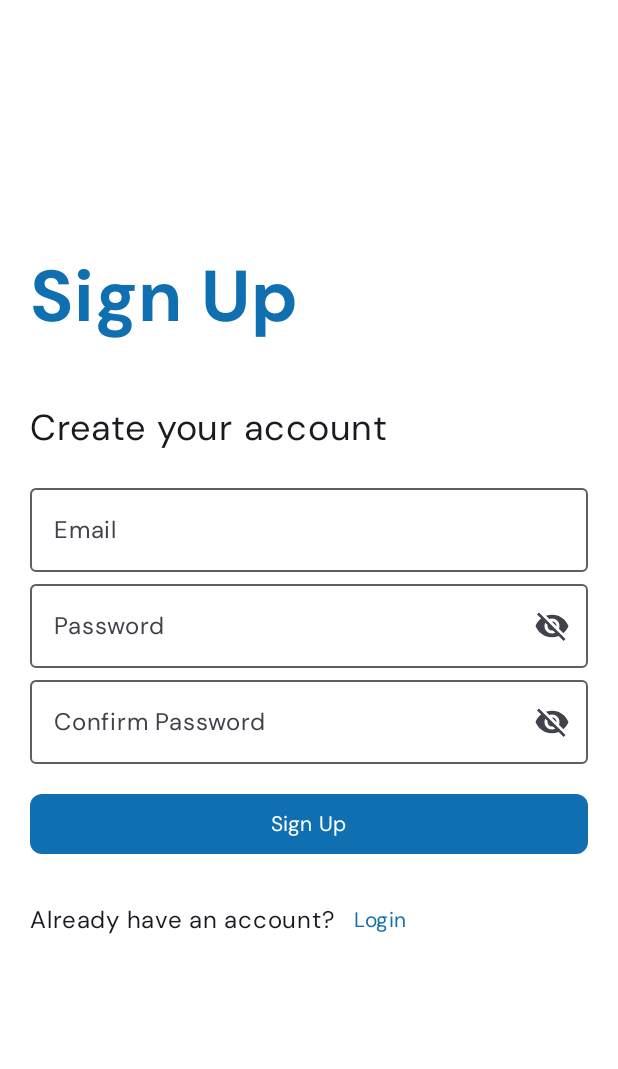
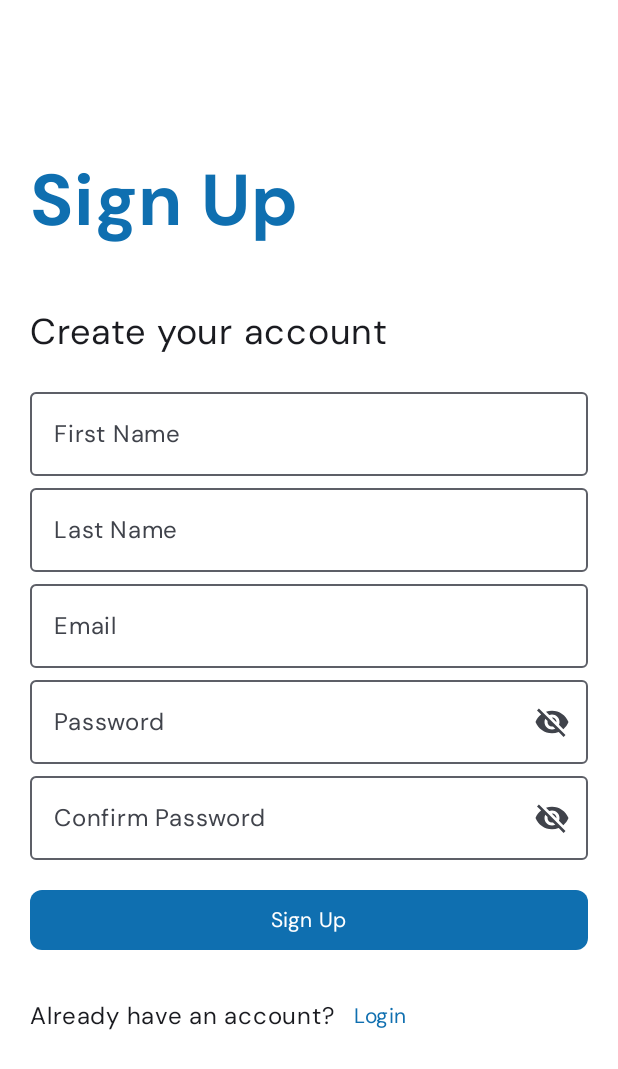
Before and after one commit to tasneemmohamed20/Velora, an Android app built with Jetpack Compose: the SignUpScreen screen opened through its navigation route, on a phone screen of 412 x 824 dp. Shown: the top 1069 px of the screen. Run offline under Robolectric (Android 15) with nearby library versions, the phone set to English and light mode, and no system bars; our stand-ins replace Dagger/Hilt's generated code, Firebase (no records; nobody signed in at launch, a user with empty details on screens opened directly).

Commit message:
Create Shopify customer with auth (email,Google)

```diff
--- a/app/build.gradle.kts
+++ b/app/build.gradle.kts
@@ -115,4 +115,8 @@ dependencies {
     implementation(libs.google.firebase.analytics)
     implementation(libs.firebase.auth.ktx)
     implementation(libs.play.services.auth)
+
+
+    implementation ("com.google.code.gson:gson:2.10.1")
+
 }
--- a/app/src/main/java/com/example/m_commerce/presentation/authentication/signUp/SignUpScreen.kt
+++ b/app/src/main/java/com/example/m_commerce/presentation/authentication/signUp/SignUpScreen.kt
@@ -27,6 +27,8 @@ fun SignUpScreen(
 ) {
     val context = LocalContext.current
 
+    var firstName by remember { mutableStateOf("") }
+    var lastName by remember { mutableStateOf("") }
     var email by remember { mutableStateOf("") }
     var password by remember { mutableStateOf("") }
     var confirmPassword by remember { mutableStateOf("") }
@@ -48,6 +50,19 @@ fun SignUpScreen(
         Text("Create your account", fontSize = 24.sp)
         Spacer(modifier = Modifier.height(16.dp))
 
+        OutlinedTextField(
+            value = firstName,
+            onValueChange = { firstName = it },
+            modifier = Modifier.fillMaxWidth(),
+            label = { Text("First Name") }
+        )
+
+        OutlinedTextField(
+            value = lastName,
+            onValueChange = { lastName = it },
+            modifier = Modifier.fillMaxWidth(),
+            label = { Text("Last Name") }
+        )
         OutlinedTextField(
             value = email,
             onValueChange = { email = it },
@@ -86,7 +101,9 @@ fun SignUpScreen(
         Spacer(modifier = Modifier.height(16.dp))
 
         Button(
-            onClick = { viewModel.signUp(email, password, confirmPassword) },
+            onClick = {
+                viewModel.signUp(email, password, confirmPassword, firstName, lastName)
+            },
             modifier = Modifier.fillMaxWidth(),
             colors = ButtonDefaults.buttonColors(containerColor = Color(0xFF0F6FB0), contentColor = Color.White),
             shape = RoundedCornerShape(8.dp)
@@ -105,7 +122,6 @@ fun SignUpScreen(
 
         Spacer(modifier = Modifier.height(20.dp))
 
-
         when (signUpState) {
             is ResponseState.Loading -> {
                 CircularProgressIndicator(modifier = Modifier.align(Alignment.CenterHorizontally))
@@ -116,7 +132,6 @@ fun SignUpScreen(
         LaunchedEffect(successMessage) {
             successMessage?.let {
                 Toast.makeText(context, it, Toast.LENGTH_LONG).show()
-
                 onButtonClicked()
             }
         }
@@ -126,6 +141,5 @@ fun SignUpScreen(
                 Toast.makeText(context, it, Toast.LENGTH_LONG).show()
             }
         }
-
     }
 }
--- a/app/src/main/java/com/example/m_commerce/start/StartScreen.kt
+++ b/app/src/main/java/com/example/m_commerce/start/StartScreen.kt
@@ -27,6 +27,12 @@ import com.google.android.gms.auth.api.signin.GoogleSignIn
 import com.google.android.gms.auth.api.signin.GoogleSignInOptions
 import com.google.android.gms.common.api.ApiException
 
+import androidx.compose.material3.SnackbarHostState
+import androidx.compose.material3.SnackbarHost
+import androidx.compose.material3.SnackbarResult
+import androidx.compose.runtime.remember
+import kotlinx.coroutines.launch
+
 @Composable
 fun StartScreen(
     onEmailClicked: () -> Unit,
@@ -36,6 +42,9 @@ fun StartScreen(
     val context = LocalContext.current
     val signInState by viewModel.googleSignInState.collectAsStateWithLifecycle()
     val webClientId = stringResource(id = R.string.web_client_id)
+
+    val snackbarHostState = remember { SnackbarHostState() }
+    val coroutineScope = rememberCoroutineScope()
 
     val launcher = rememberLauncherForActivityResult(
         contract = ActivityResultContracts.StartActivityForResult()
@@ -61,16 +70,29 @@ fun StartScreen(
     }
 
     LaunchedEffect(signInState) {
-        if (signInState is ResponseState.Success) {
+        when (signInState) {
+            is ResponseState.Success -> {
                 viewModel.clearGoogleSignInState()
                 onGoogleSuccess()
             }
+            is ResponseState.Failure -> {
+                coroutineScope.launch {
+                    snackbarHostState.showSnackbar(
+                        message = "Sign-in failed. Please try again.",
+                        withDismissAction = true
+                    )
+                }
+            }
+            else -> Unit
+        }
     }
 
-    Column(
+    Box(
         modifier = Modifier
             .fillMaxSize()
-            .padding(horizontal = 24.dp),
+            .padding(horizontal = 24.dp)
+    ) {
+        Column(
             verticalArrangement = Arrangement.Top,
             horizontalAlignment = Alignment.CenterHorizontally
         ) {
@@ -94,31 +116,31 @@ fun StartScreen(
                 verticalArrangement = Arrangement.spacedBy(12.dp),
                 modifier = Modifier.fillMaxWidth()
             ) {
-            SocialButton("Continue as Guest", R.drawable.ic_person) {}
-            SocialButton("Continue with Email", R.drawable.ic_gmail, onClick = onEmailClicked)
-            SocialButton("Continue with Google", R.drawable.ic_google) {
+                CustomButton("Continue as Guest", R.drawable.ic_person) {}
+                CustomButton("Continue with Email", R.drawable.ic_gmail, onClick = onEmailClicked)
+                CustomButton("Continue with Google", R.drawable.ic_google) {
                     launcher.launch(googleSignInClient.signInIntent)
-            }
-        }
-
-        Spacer(modifier = Modifier.height(24.dp))
-
-        if (signInState is ResponseState.Loading) {
-            CircularProgressIndicator()
-        }
-
-        if (signInState is ResponseState.Failure) {
-            Text(
-                text = "Sign-in Failed: ${(signInState as ResponseState.Failure).err.message}",
-                color = Color.Red,
-                fontWeight = FontWeight.Bold
-            )
                 }
             }
         }
 
+        if (signInState is ResponseState.Loading) {
+            CircularProgressIndicator(
+                modifier = Modifier
+                    .align(Alignment.Center)
+            )
+        }
+
+        SnackbarHost(
+            hostState = snackbarHostState,
+            modifier = Modifier.align(Alignment.BottomCenter)
+        )
+    }
+}
+
+
 @Composable
-fun SocialButton(text: String, icon: Int, onClick: () -> Unit) {
+fun CustomButton(text: String, icon: Int, onClick: () -> Unit) {
     OutlinedButton(
         onClick = onClick,
         modifier = Modifier
```
Also changed, not shown: app/src/main/java/com/example/m_commerce/presentation/authentication/login/LoginViewModel.kt (+77 -4 lines), app/src/main/java/com/example/m_commerce/presentation/authentication/signUp/SignUpViewModel.kt (+134 -8 lines), app/src/main/java/com/example/m_commerce/start/StartViewModel.kt (+67 -2 lines). Lines whose indentation alone changed are shown as unchanged.
